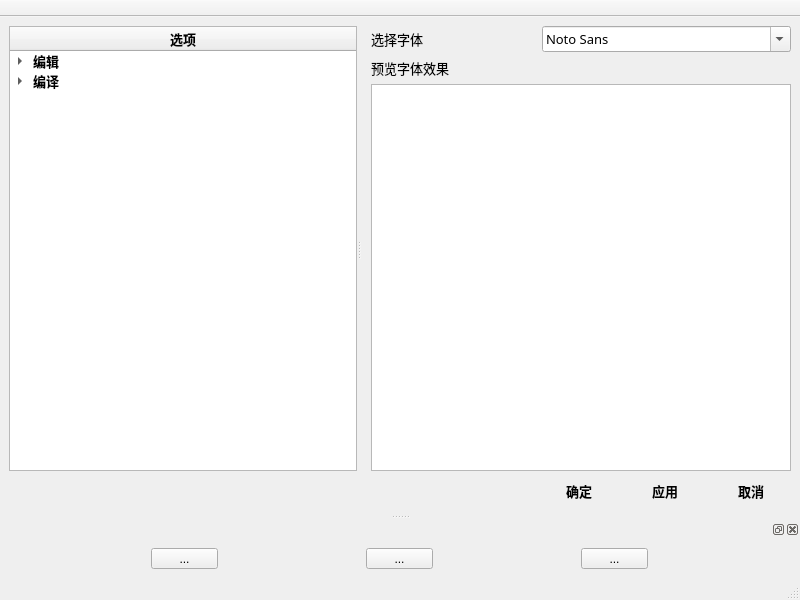
The window that GCode/OptionWindow.ui (sinzens/GCode) describes before a commit, drawn with Qt 5.
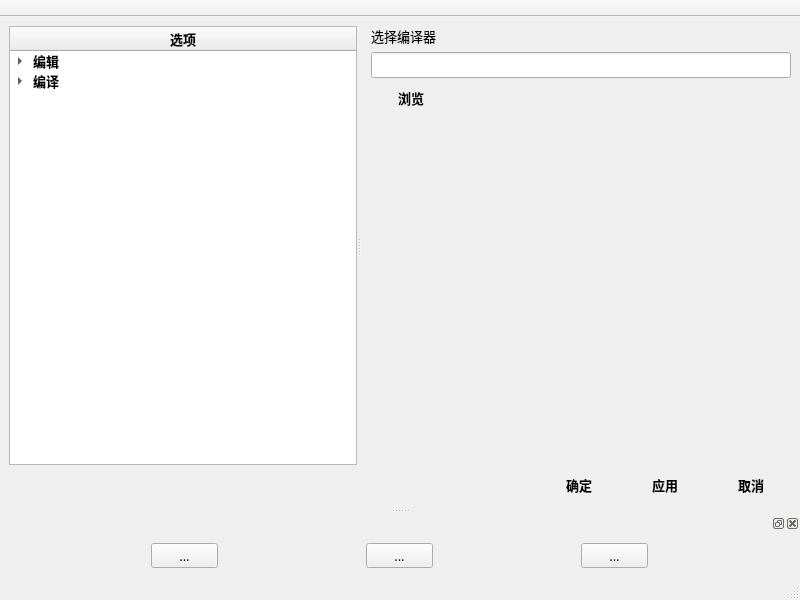
The same window after the commit. The open tabs and pages were chosen to show the change. Icons and pictures are not drawn.

```diff
--- a/GCode/OptionWindow.ui
+++ b/GCode/OptionWindow.ui
@@ -10,6 +10,12 @@
     <height>600</height>
    </rect>
   </property>
+  <property name="font">
+   <font>
+    <family>微软雅黑</family>
+    <pointsize>10</pointsize>
+   </font>
+  </property>
   <property name="mouseTracking">
    <bool>true</bool>
   </property>
@@ -46,6 +52,8 @@
          <font>
           <family>微软雅黑</family>
           <pointsize>10</pointsize>
+          <weight>75</weight>
+          <bold>true</bold>
          </font>
         </property>
         <property name="textAlignment">
@@ -82,15 +90,12 @@
        <property name="font">
         <font>
          <family>微软雅黑</family>
+         <pointsize>10</pointsize>
+         <weight>50</weight>
+         <bold>false</bold>
         </font>
        </property>
        <widget class="QWidget" name="fontPage">
-        <property name="font">
-         <font>
-          <family>微软雅黑</family>
-          <pointsize>10</pointsize>
-         </font>
-        </property>
         <layout class="QVBoxLayout" name="verticalLayout">
          <property name="leftMargin">
           <number>10</number>
@@ -108,18 +113,43 @@
           <layout class="QHBoxLayout" name="horizontalLayout_2">
            <item>
             <widget class="QLabel" name="fontLabel">
+             <property name="font">
+              <font>
+               <family>微软雅黑</family>
+               <pointsize>10</pointsize>
+               <weight>50</weight>
+               <bold>false</bold>
+              </font>
+             </property>
              <property name="text">
               <string>选择字体</string>
              </property>
             </widget>
            </item>
            <item>
-            <widget class="QFontComboBox" name="fontComboBox"/>
+            <widget class="QFontComboBox" name="fontComboBox">
+             <property name="font">
+              <font>
+               <family>微软雅黑</family>
+               <pointsize>10</pointsize>
+               <weight>50</weight>
+               <bold>false</bold>
+              </font>
+             </property>
+            </widget>
            </item>
           </layout>
          </item>
          <item>
           <widget class="QLabel" name="browserLabel">
+           <property name="font">
+            <font>
+             <family>微软雅黑</family>
+             <pointsize>10</pointsize>
+             <weight>50</weight>
+             <bold>false</bold>
+            </font>
+           </property>
            <property name="text">
             <string>预览字体效果</string>
            </property>
@@ -190,6 +220,86 @@
          </item>
         </layout>
        </widget>
+       <widget class="QWidget" name="compilerPage">
+        <layout class="QVBoxLayout" name="verticalLayout_3">
+         <property name="leftMargin">
+          <number>10</number>
+         </property>
+         <property name="topMargin">
+          <number>0</number>
+         </property>
+         <property name="rightMargin">
+          <number>0</number>
+         </property>
+         <property name="bottomMargin">
+          <number>0</number>
+         </property>
+         <item>
+          <widget class="QLabel" name="compilerLabel">
+           <property name="font">
+            <font>
+             <family>微软雅黑</family>
+             <pointsize>10</pointsize>
+             <weight>50</weight>
+             <bold>false</bold>
+            </font>
+           </property>
+           <property name="text">
+            <string>选择编译器</string>
+           </property>
+          </widget>
+         </item>
+         <item>
+          <widget class="QLineEdit" name="compilerPath">
+           <property name="font">
+            <font>
+             <family>微软雅黑</family>
+             <pointsize>10</pointsize>
+             <weight>50</weight>
+             <bold>false</bold>
+            </font>
+           </property>
+          </widget>
+         </item>
+         <item>
+          <widget class="QPushButton" name="compilerBrowseButton">
+           <property name="sizePolicy">
+            <sizepolicy hsizetype="Fixed" vsizetype="Fixed">
+             <horstretch>0</horstretch>
+             <verstretch>0</verstretch>
+            </sizepolicy>
+           </property>
+           <property name="font">
+            <font>
+             <family>微软雅黑</family>
+             <pointsize>10</pointsize>
+             <weight>75</weight>
+             <bold>true</bold>
+            </font>
+           </property>
+           <property name="text">
+            <string>浏览</string>
+           </property>
+           <property name="flat">
+            <bool>true</bool>
+           </property>
+          </widget>
+         </item>
+         <item>
+          <spacer name="verticalSpacer">
+           <property name="orientation">
+            <enum>Qt::Vertical</enum>
+           </property>
+           <property name="sizeHint" stdset="0">
+            <size>
+             <width>20</width>
+             <height>40</height>
+            </size>
+           </property>
+          </spacer>
+         </item>
+        </layout>
+       </widget>
       </widget>
      </widget>
     </item>
```
Left out of the diff: 73 changed lines with no effect on the pictures.
